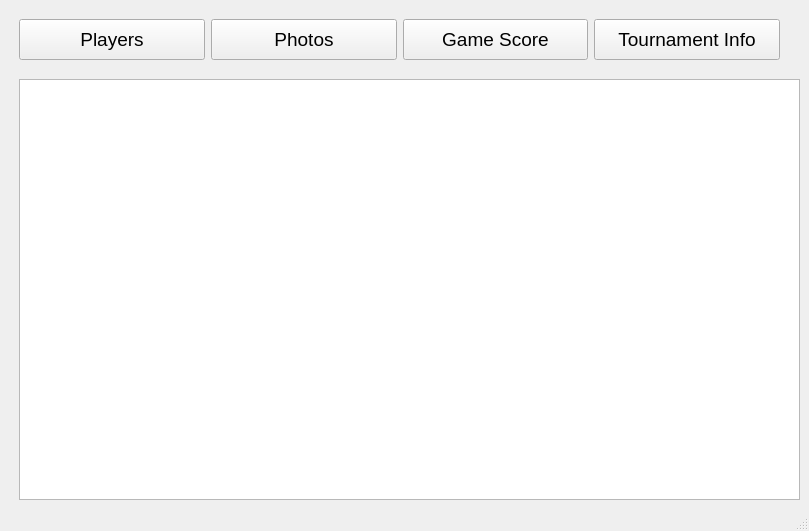
Old version of the form mainwindow.ui in the repository skni-kod/TournamentAppDesktop.
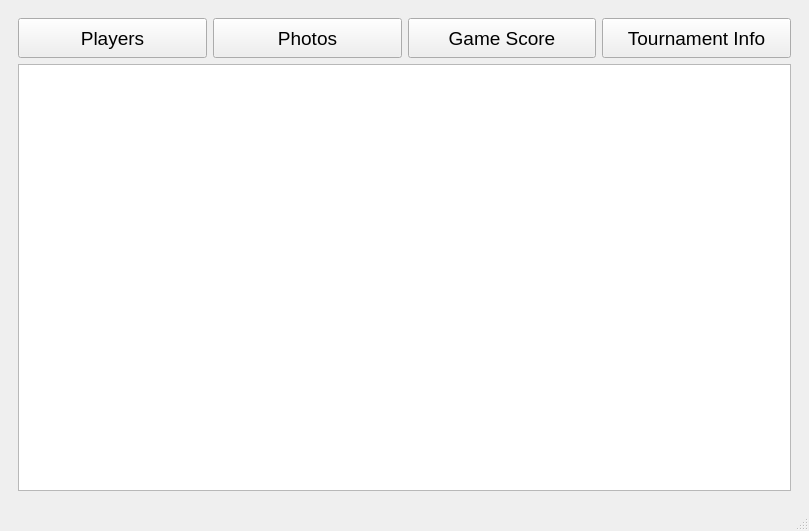
New version of the form.

```diff
--- a/mainwindow.ui
+++ b/mainwindow.ui
@@ -273,24 +273,23 @@
        </layout>
       </widget>
       <widget class="QWidget" name="page_2">
-       <widget class="QWidget" name="layoutWidget_2">
-        <property name="geometry">
-         <rect>
-          <x>10</x>
-          <y>10</y>
-          <width>761</width>
-          <height>41</height>
-         </rect>
-        </property>
+       <layout class="QVBoxLayout" name="verticalLayout">
+        <item>
         <layout class="QHBoxLayout" name="horizontalLayout_3">
          <item>
           <widget class="QPushButton" name="playersButton_1">
            <property name="sizePolicy">
-            <sizepolicy hsizetype="Minimum" vsizetype="Ignored">
+             <sizepolicy hsizetype="Minimum" vsizetype="Fixed">
              <horstretch>0</horstretch>
              <verstretch>0</verstretch>
             </sizepolicy>
            </property>
+            <property name="minimumSize">
+             <size>
+              <width>0</width>
+              <height>40</height>
+             </size>
+            </property>
            <property name="font">
             <font>
              <family>MS Shell Dlg 2</family>
@@ -309,12 +308,21 @@
          </item>
          <item>
           <widget class="QPushButton" name="photosButton_1">
+            <property name="enabled">
+             <bool>true</bool>
+            </property>
            <property name="sizePolicy">
-            <sizepolicy hsizetype="Minimum" vsizetype="Ignored">
+             <sizepolicy hsizetype="Minimum" vsizetype="Fixed">
              <horstretch>0</horstretch>
              <verstretch>0</verstretch>
             </sizepolicy>
            </property>
+            <property name="minimumSize">
+             <size>
+              <width>0</width>
+              <height>40</height>
+             </size>
+            </property>
            <property name="font">
             <font>
              <pointsize>14</pointsize>
@@ -330,11 +338,17 @@
          <item>
           <widget class="QPushButton" name="gameScoreButton_1">
            <property name="sizePolicy">
-            <sizepolicy hsizetype="Minimum" vsizetype="Ignored">
+             <sizepolicy hsizetype="Minimum" vsizetype="Fixed">
              <horstretch>0</horstretch>
              <verstretch>0</verstretch>
             </sizepolicy>
            </property>
+            <property name="minimumSize">
+             <size>
+              <width>0</width>
+              <height>40</height>
+             </size>
+            </property>
            <property name="font">
             <font>
              <pointsize>14</pointsize>
@@ -350,11 +364,17 @@
          <item>
           <widget class="QPushButton" name="tournamentInfoButton_1">
            <property name="sizePolicy">
-            <sizepolicy hsizetype="Minimum" vsizetype="Ignored">
+             <sizepolicy hsizetype="Minimum" vsizetype="Fixed">
              <horstretch>0</horstretch>
              <verstretch>0</verstretch>
             </sizepolicy>
            </property>
+            <property name="minimumSize">
+             <size>
+              <width>0</width>
+              <height>40</height>
+             </size>
+            </property>
            <property name="font">
             <font>
              <pointsize>14</pointsize>
@@ -368,17 +388,11 @@
           </widget>
          </item>
         </layout>
-       </widget>
-       <widget class="QGraphicsView" name="graphicsView">
-        <property name="geometry">
-         <rect>
-          <x>10</x>
-          <y>70</y>
-          <width>781</width>
-          <height>421</height>
-         </rect>
-        </property>
-       </widget>
+        </item>
+        <item>
+         <widget class="QGraphicsView" name="graphicsView"/>
+        </item>
+       </layout>
       </widget>
       <widget class="QWidget" name="page_3">
        <widget class="QWidget" name="layoutWidget_3">
```
Lines whose indentation alone changed are shown as unchanged.
